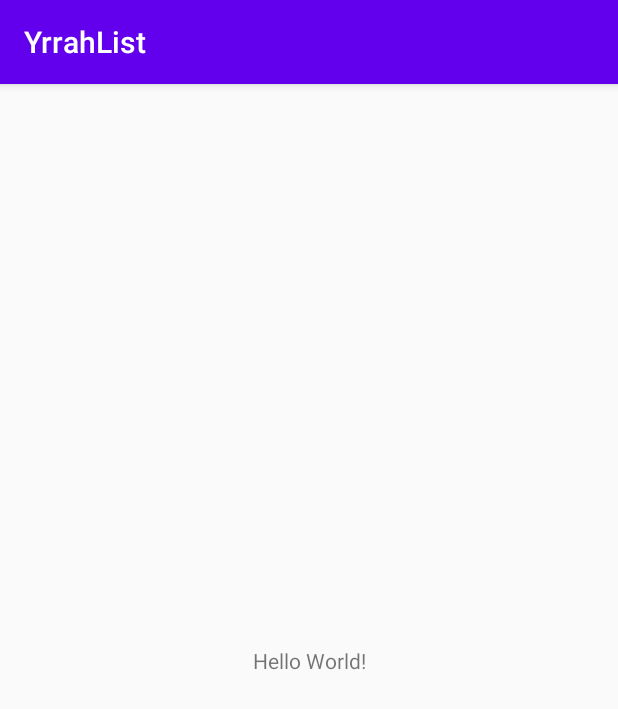
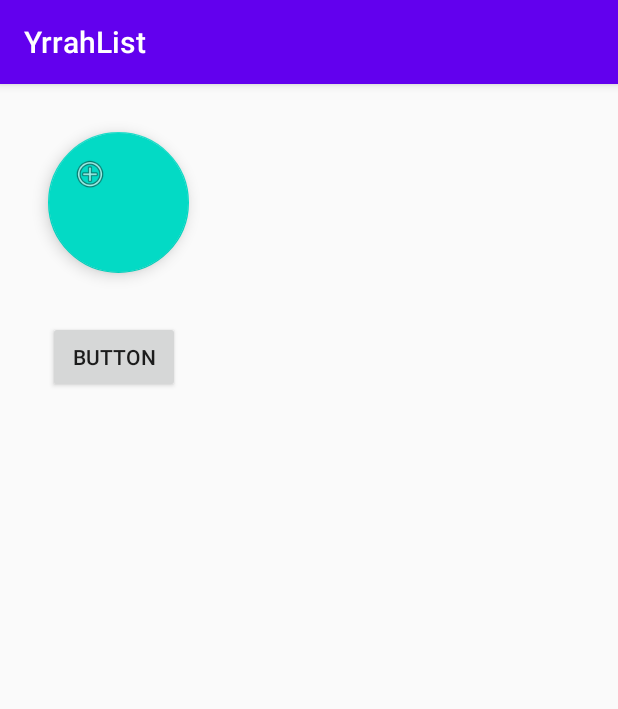
Before and after one commit to Yrrahz/YrrahList, an Android app: the screen it shows after launch (MainActivity), on a phone screen of 412 x 824 dp. Shown: the top 709 px of the screen. Run offline under Robolectric (Android 15) with nearby library versions, the phone set to English and light mode, and no system bars.

Commit message:
Added my first commit. This is basically just for some repetition. I got rusty.

```diff
--- a/app/build.gradle
+++ b/app/build.gradle
@@ -31,4 +31,5 @@ dependencies {
     testImplementation 'junit:junit:4.12'
     androidTestImplementation 'androidx.test.ext:junit:1.1.1'
     androidTestImplementation 'androidx.test.espresso:espresso-core:3.2.0'
+    implementation 'com.google.android.material:material:1.0.0'
 }
--- a/app/src/main/java/com/yrrahpackage/yrrahlist/MainActivity.java
+++ b/app/src/main/java/com/yrrahpackage/yrrahlist/MainActivity.java
@@ -3,6 +3,8 @@ package com.yrrahpackage.yrrahlist;
 import androidx.appcompat.app.AppCompatActivity;
 
 import android.os.Bundle;
+import android.view.View;
+import android.widget.Toast;
 
 public class MainActivity extends AppCompatActivity {
 
@@ -11,4 +13,8 @@ public class MainActivity extends AppCompatActivity {
         super.onCreate(savedInstanceState);
         setContentView(R.layout.activity_main);
     }
+
+    public void buttonPressed(View view){
+        Toast.makeText(getApplicationContext(),"Button is pressed!", Toast.LENGTH_SHORT).show();
+    }
 }
--- a/app/src/main/res/layout/activity_main.xml
+++ b/app/src/main/res/layout/activity_main.xml
@@ -6,13 +6,25 @@
     android:layout_height="match_parent"
     tools:context=".MainActivity">
 
-    <TextView
+    <com.google.android.material.floatingactionbutton.FloatingActionButton
+        android:id="@+id/AddListButton1"
+        android:layout_width="133dp"
+        android:layout_height="94dp"
+        android:layout_marginStart="32dp"
+        android:layout_marginTop="32dp"
+        android:clickable="true"
+        app:layout_constraintStart_toStartOf="parent"
+        app:layout_constraintTop_toTopOf="parent"
+        app:srcCompat="@android:drawable/ic_menu_add" />
+
+    <Button
+        android:id="@+id/button"
+        android:onClick="buttonPressed"
         android:layout_width="wrap_content"
         android:layout_height="wrap_content"
-        android:text="Hello World!"
-        app:layout_constraintBottom_toBottomOf="parent"
-        app:layout_constraintLeft_toLeftOf="parent"
-        app:layout_constraintRight_toRightOf="parent"
-        app:layout_constraintTop_toTopOf="parent" />
-
+        android:layout_marginStart="32dp"
+        android:layout_marginTop="32dp"
+        android:text="@string/button"
+        app:layout_constraintStart_toStartOf="parent"
+        app:layout_constraintTop_toBottomOf="@+id/AddListButton1" />
 </androidx.constraintlayout.widget.ConstraintLayout>
--- a/app/src/main/res/values/strings.xml
+++ b/app/src/main/res/values/strings.xml
@@ -1,3 +1,4 @@
 <resources>
     <string name="app_name">YrrahList</string>
+    <string name="button">Button</string>
 </resources>
```
